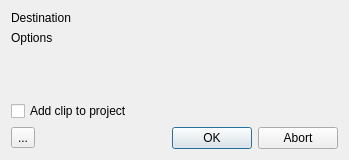
KDE/kdenlive, file src/ui/clipstabilize_ui.ui: the form before one commit.
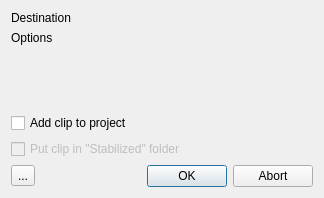
The form after the commit. Custom widgets are drawn as their Qt base class.

Commit message: Add optionto put job clips in the same folder as original instead of a subfolder like "Stabilized" Fixes #949

Diff of the .ui file:
```diff
--- a/src/ui/clipstabilize_ui.ui
+++ b/src/ui/clipstabilize_ui.ui
@@ -6,27 +6,26 @@
    <rect>
     <x>0</x>
     <y>0</y>
-    <width>349</width>
-    <height>160</height>
+    <width>324</width>
+    <height>198</height>
    </rect>
   </property>
   <property name="windowTitle">
    <string>Dialog</string>
   </property>
   <layout class="QGridLayout" name="gridLayout">
-   <item row="1" column="0" colspan="4">
-    <widget class="QLabel" name="label_3">
-     <property name="text">
-      <string>Options</string>
+   <item row="6" column="1" colspan="2">
+    <spacer name="horizontalSpacer">
+     <property name="orientation">
+      <enum>Qt::Horizontal</enum>
      </property>
-    </widget>
-   </item>
-   <item row="0" column="0">
-    <widget class="QLabel" name="label_dest">
-     <property name="text">
-      <string>Destination</string>
+     <property name="sizeHint" stdset="0">
+      <size>
+       <width>40</width>
+       <height>20</height>
+      </size>
      </property>
-    </widget>
+    </spacer>
    </item>
    <item row="4" column="0" colspan="4">
     <widget class="QCheckBox" name="auto_add">
@@ -35,6 +34,33 @@
      </property>
     </widget>
    </item>
+   <item row="0" column="0">
+    <widget class="QLabel" name="label_dest">
+     <property name="text">
+      <string>Destination</string>
+     </property>
+    </widget>
+   </item>
+   <item row="1" column="0" colspan="4">
+    <widget class="QLabel" name="label_3">
+     <property name="text">
+      <string>Options</string>
+     </property>
+    </widget>
+   </item>
+   <item row="6" column="3">
+    <widget class="QDialogButtonBox" name="buttonBox">
+     <property name="orientation">
+      <enum>Qt::Horizontal</enum>
+     </property>
+     <property name="standardButtons">
+      <set>QDialogButtonBox::Abort|QDialogButtonBox::Ok</set>
+     </property>
+    </widget>
+   </item>
+   <item row="0" column="1" colspan="3">
+    <widget class="KUrlRequester" name="dest_url"/>
+   </item>
    <item row="3" column="0">
     <spacer name="verticalSpacer">
      <property name="orientation">
@@ -48,19 +74,6 @@
      </property>
     </spacer>
    </item>
-   <item row="0" column="2" colspan="2">
-    <widget class="KUrlRequester" name="dest_url"/>
-   </item>
-   <item row="5" column="3">
-    <widget class="QDialogButtonBox" name="buttonBox">
-     <property name="orientation">
-      <enum>Qt::Horizontal</enum>
-     </property>
-     <property name="standardButtons">
-      <set>QDialogButtonBox::Abort|QDialogButtonBox::Ok</set>
-     </property>
-    </widget>
-   </item>
    <item row="2" column="0" colspan="4">
     <widget class="QWidget" name="optionsbox" native="true">
      <property name="sizePolicy">
@@ -71,7 +84,7 @@
      </property>
     </widget>
    </item>
-   <item row="5" column="0">
+   <item row="6" column="0">
     <widget class="QToolButton" name="preset_button">
      <property name="text">
       <string>...</string>
@@ -81,25 +94,22 @@
      </property>
     </widget>
    </item>
-   <item row="5" column="1" colspan="2">
-    <spacer name="horizontalSpacer">
-     <property name="orientation">
-      <enum>Qt::Horizontal</enum>
+   <item row="5" column="0" colspan="4">
+    <widget class="QCheckBox" name="auto_folder">
+     <property name="enabled">
+      <bool>false</bool>
      </property>
-     <property name="sizeHint" stdset="0">
-      <size>
-       <width>40</width>
-       <height>20</height>
-      </size>
+     <property name="text">
+      <string>Put clip in &quot;Stabilized&quot; folder</string>
      </property>
-    </spacer>
+    </widget>
    </item>
   </layout>
  </widget>
  <customwidgets>
   <customwidget>
    <class>KUrlRequester</class>
-   <extends>QFrame</extends>
+   <extends>QWidget</extends>
    <header>kurlrequester.h</header>
    <container>1</container>
   </customwidget>
```
Left out of the diff: 16 changed lines with no effect on the pictures. The commit also changes 8 other files.
